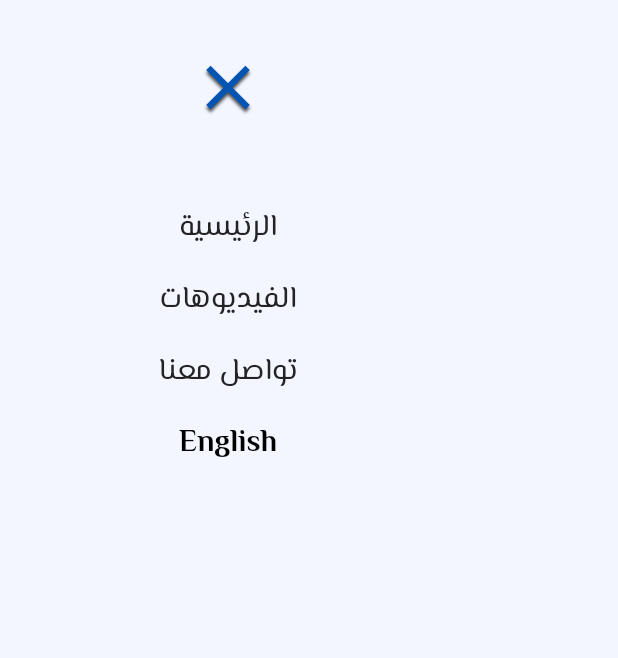
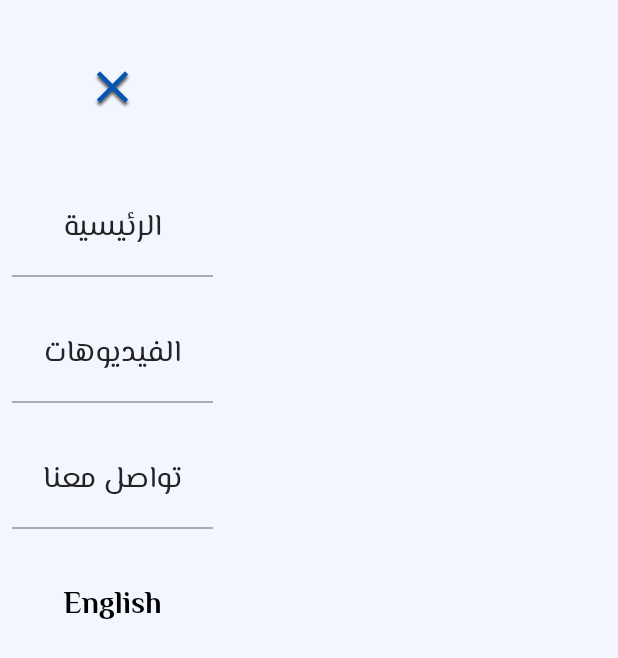
Before and after one commit to 7amdyDev/dr_ashraf_clinic, a Flutter app: what mobileDrawer() shows on an empty page, opened directly, on a phone screen of 412 x 824 dp. Shown: the top 658 px of the screen. Run offline on Flutter 3.47's test engine with Material 3 defaults, Android fonts, the phone set to English and light mode, and no system bars; our stand-ins replace firebase_auth, firebase_core, firebase_database, fl_chart, get, pdf and 3 more; missing offline and left inert: dart:ui_web; accounts and stored records are empty; network calls fail; statements that could not run were skipped.

Commit message:
13-8-2025

```diff
--- a/lib/view/mobile/Widget/doctor_profile_widget.dart
+++ b/lib/view/mobile/Widget/doctor_profile_widget.dart
@@ -4,8 +4,8 @@ import 'package:dr_ashraf_clinic/utils/helper/helper_functions.dart';
 import 'package:flutter/material.dart';
 import 'package:get/get.dart';
 
-class DoctorProfile extends StatelessWidget {
-  const DoctorProfile({super.key});
+class MobileDoctorProfile extends StatelessWidget {
+  const MobileDoctorProfile({super.key});
 
   @override
   Widget build(BuildContext context) {
--- a/lib/view/mobile/Widget/mobile_drawer.dart
+++ b/lib/view/mobile/Widget/mobile_drawer.dart
@@ -6,6 +6,7 @@ import 'package:flutter/material.dart';
 Widget mobileDrawer(BuildContext context) {
   return Drawer(
     backgroundColor: HColors.primaryBackground,
+    width: 150,
     child: Padding(
       padding: const EdgeInsets.all(8.0),
       child: ListView(
@@ -18,7 +19,7 @@ Widget mobileDrawer(BuildContext context) {
                 onPressed: () => Navigator.pop(context),
                 icon: Icon(
                   Icons.close,
-                  size: 50,
+                  size: 36,
                   color: HColors.primary,
                   shadows: [
                     Shadow(
@@ -34,16 +35,22 @@ Widget mobileDrawer(BuildContext context) {
           const SizedBox(height: 20),
           NavBarButton(text: 'main_button', fontSize: 20),
           // NavBarButton(text: 'blog_button', fontSize: 20, route: '/blog'),
+          Divider(color: HColors.darkGrey, thickness: 1),
+          const SizedBox(height: 20),
           NavBarButton(
             text: 'videos_button',
             fontSize: 20,
             route: '/mobile_video',
           ),
+          Divider(color: HColors.darkGrey, thickness: 1),
+          const SizedBox(height: 20),
           NavBarButton(
             text: 'contact_button',
             fontSize: 20,
             route: '/mobile_contact_us',
           ),
+          Divider(color: HColors.darkGrey, thickness: 1),
+          const SizedBox(height: 20),
           const ChangeLangButton(),
         ],
       ),
--- a/lib/view/mobile/mobile_home_page.dart
+++ b/lib/view/mobile/mobile_home_page.dart
@@ -2,6 +2,7 @@ import 'package:dr_ashraf_clinic/utils/constants/colors.dart';
 import 'package:dr_ashraf_clinic/utils/constants/sizes.dart';
 import 'package:dr_ashraf_clinic/view/home_page/widget/calender_widget.dart';
 import 'package:dr_ashraf_clinic/view/home_page/widget/clinic_contact_widget.dart';
+import 'package:dr_ashraf_clinic/view/home_page/widget/copyrights_widget.dart';
 import 'package:dr_ashraf_clinic/view/home_page/widget/facebook_video_widget.dart';
 import 'package:dr_ashraf_clinic/view/home_page/widget/page_title_widget.dart';
 import 'package:dr_ashraf_clinic/view/mobile/Widget/doctor_profile_widget.dart';
@@ -30,7 +31,7 @@ class MobileHomePage extends StatelessWidget {
               children: [
                 MobileAppbar(),
                 SizedBox(height: HSizes.spaceBtwSections),
-                DoctorProfile(),
+                MobileDoctorProfile(),
                 SizedBox(height: HSizes.spaceBtwSections),
                 Divider(color: HColors.darkGrey, thickness: 1),
                 SizedBox(height: HSizes.spaceBtwSections),
@@ -54,6 +55,8 @@ class MobileHomePage extends StatelessWidget {
                 SizedBox(height: HSizes.spaceBtwItems),
                 Divider(color: HColors.darkGrey, thickness: 1),
                 SizedBox(height: HSizes.spaceBtwSections),
+                const CopyrightsWidget(),
+                SizedBox(height: HSizes.spaceBtwSections),
               ],
             ),
           ),
```
Also changed, not shown: lib/view/home_page/widget/copyrights_widget.dart (+10 -18 lines).
